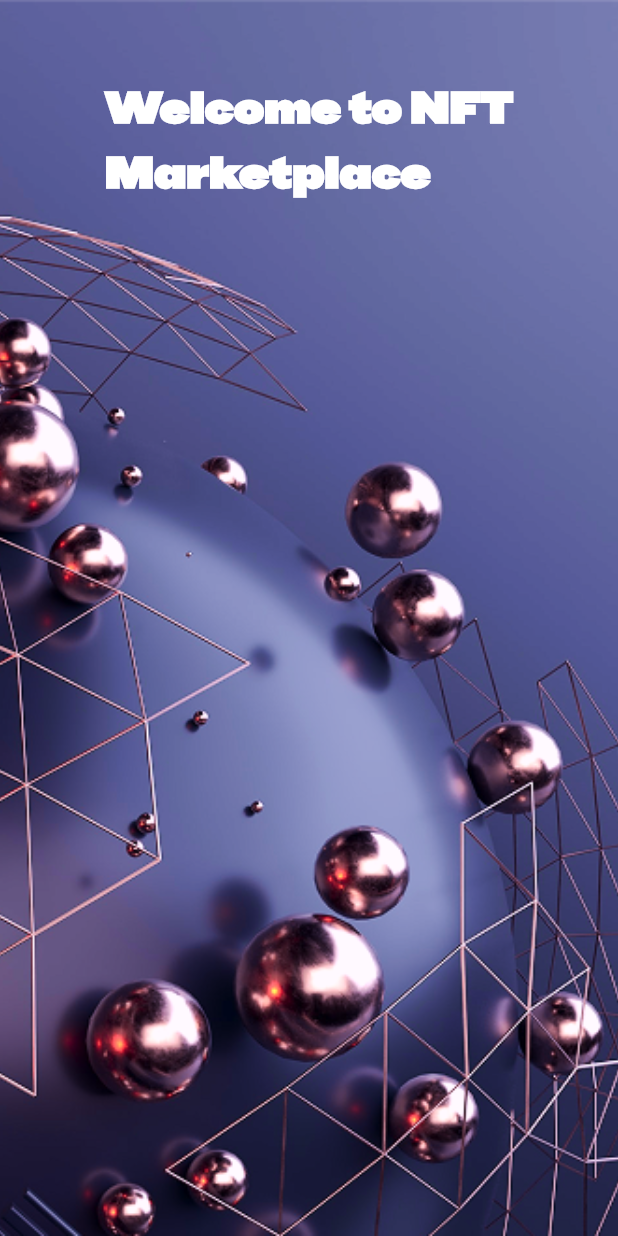
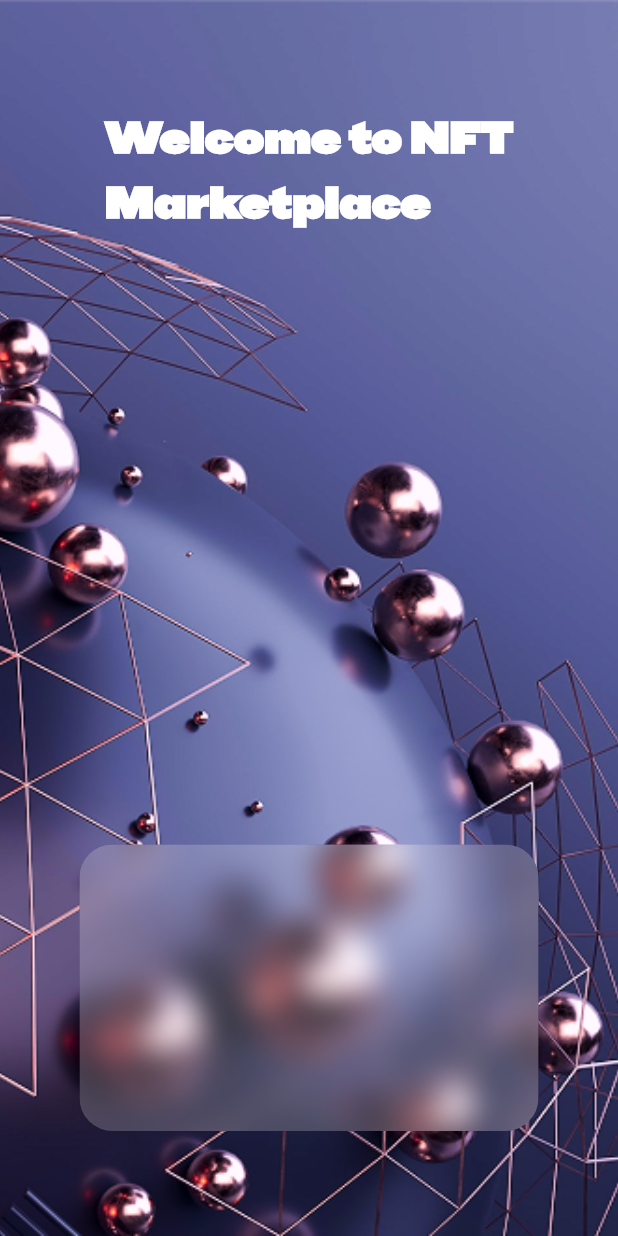
Before and after one commit to Snowden-AQ/mini_nft_marketplace, a Flutter app: the screen it shows after launch, on a phone screen of 412 x 824 dp. Run offline on Flutter 3.47's test engine with Material 3 defaults, Android fonts, the phone set to English and light mode, and no system bars.

Commit message:
design on boarding page 4

```diff
--- a/lib/core/resourses/size_hiet_with_mangers.dart
+++ b/lib/core/resourses/size_hiet_with_mangers.dart
@@ -1,7 +1,7 @@
 class HeightManger{
   static const double height10=10.0;
   static const double height25=25.0;
-  static const double height50=50.0;
+  static const double height70=70.0;
 
   //=========================== Width ===========================
 }class WidthManger{
--- a/lib/features/onBoarding/on_Boarding_Page.dart
+++ b/lib/features/onBoarding/on_Boarding_Page.dart
@@ -1,4 +1,7 @@
-import 'package:flutter/material.dart' show Alignment, AssetImage, BoxDecoration, BuildContext, Column, Container, EdgeInsets, FontWeight, Image, LinearGradient, SafeArea, Scaffold, Stack, StatelessWidget, Text, TextAlign, TextStyle, Widget, BoxFit, SizedBox, MainAxisAlignment, CrossAxisAlignment;
+import 'dart:ui';
+
+import 'package:flutter/cupertino.dart';
+import 'package:flutter/material.dart' show Alignment, AssetImage, BoxDecoration, BuildContext, Column, Container, EdgeInsets, FontWeight, Image, LinearGradient, SafeArea, Scaffold, Stack, StatelessWidget, Text, TextAlign, TextStyle, Widget, BoxFit, SizedBox, MainAxisAlignment, CrossAxisAlignment, Colors;
 
 import '../../core/resourses/asset_mangaer.dart';
 import '../../core/resourses/color_manger.dart';
@@ -25,8 +28,19 @@ class OnBoardingPage extends StatelessWidget {
               child: Column(
 
                 children: [
-                  SizedBox(height: HeightManger.height50,),
+                  SizedBox(height: HeightManger.height70,),
                   Text(StringManger.onBoardingTitle, textAlign: TextAlign.start,style: TextStyle( fontFamily: FontManeger.sfpro,color: ColorManger.kColorWhite,fontSize: FontSizeManger.fontSize36,fontWeight: FontWeight.bold),),
+                  Spacer(),
+                  ClipRRect(
+                    borderRadius: BorderRadius.circular(22),
+                    child: BackdropFilter(
+                      filter:ImageFilter.blur(sigmaX: 10,sigmaY: 10),
+                      child:Container(height: 191,width: 306,color:ColorManger.kColorWhite.withValues(alpha: 0.2),
+
+                      ),
+                    ),
+                  ),
+                  SizedBox(height: HeightManger.height70,),
 
                 ],
               ),
```
